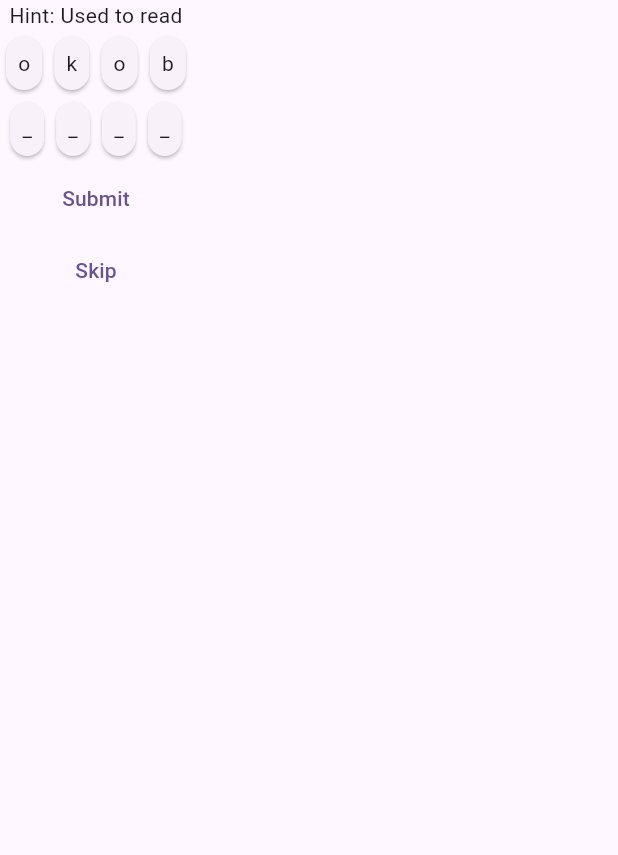
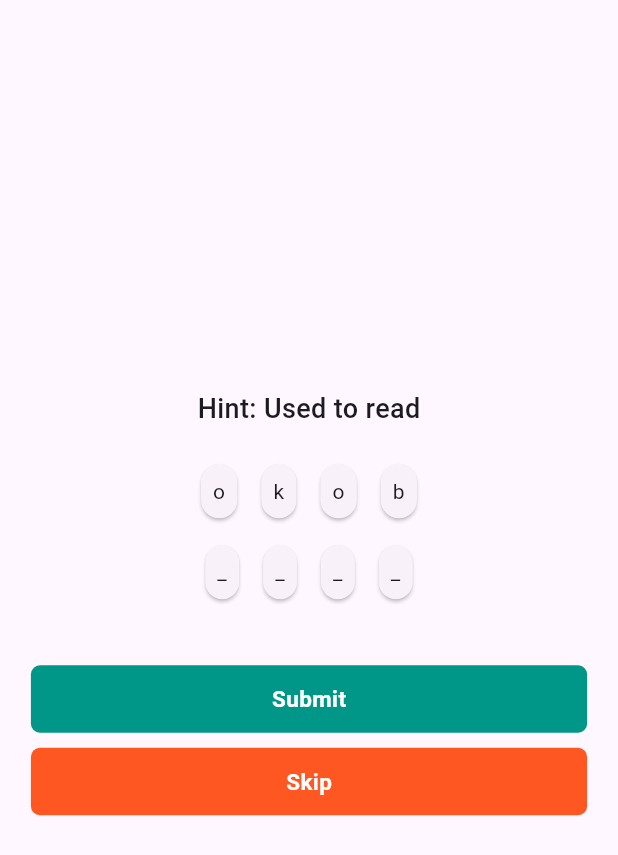
Before and after one commit to zas-nishat/shuffle_game, a Flutter app: the screen it shows after launch, on a phone screen of 412 x 824 dp. Shown: the top 855 px of the screen. Run offline on Flutter 3.47's test engine with Material 3 defaults, Android fonts, the phone set to English and light mode, and no system bars; our stand-ins replace get.

Commit message:
modified ui

```diff
--- a/example/lib/main.dart
+++ b/example/lib/main.dart
@@ -35,11 +35,13 @@ class _ExamplePageState extends State<ExamplePage> {
   @override
   Widget build(BuildContext context) {
     return Scaffold(
-      body: ShuffleGameWidget(
-        questions: [
-          ShuffleQuestion(answer: 'apple', hint: 'A fruit'),
-          ShuffleQuestion(answer: 'book', hint: 'Used to read'),
-        ],
+      body: Center(
+        child: ShuffleGameWidget(
+          questions: [
+            ShuffleQuestion(answer: 'apple is love', hint: 'A fruit'),
+            ShuffleQuestion(answer: 'book', hint: 'Used to read'),
+          ],
+        ),
       ),
     );
   }
--- a/lib/widget/ShuffleGameWidget.dart
+++ b/lib/widget/ShuffleGameWidget.dart
@@ -26,24 +26,49 @@ class ShuffleGameWidget extends StatelessWidget {
       final letterIndices = controller.getShuffledIndices();
       final wordLetters = word.split('');
 
-      return Column(
+      return Padding(
+        padding: const EdgeInsets.all(8.0),
+        child: Column(
+          mainAxisAlignment: MainAxisAlignment.center,
+          crossAxisAlignment: CrossAxisAlignment.center,
           children: [
-          Text("Hint: $hint"),
+            Text(
+              "Hint: $hint",
+              style: TextStyle(
+                fontSize: 18,
+                fontWeight: FontWeight.w500,
+              ),
+            ),
+            SizedBox(height: 20,),
             Wrap(
-            children: letterIndices
+              spacing: 8,
+              runSpacing: 8,
+              alignment: WrapAlignment.center,
+              children:
+                  letterIndices
                       .where((i) => !controller.usedLetterIndices.contains(i))
-                .map((index) => GestureDetector(
-              onTap: () => controller.onLetterTap(wordLetters[index], index),
+                      .map(
+                        (index) => GestureDetector(
+                          onTap:
+                              () => controller.onLetterTap(
+                                wordLetters[index],
+                                index,
+                              ),
                           child: Card(
                             child: Padding(
                               padding: const EdgeInsets.all(8.0),
-                  child: Text(wordLetters[index]),
+                              child: Text(wordLetters[index],textAlign: TextAlign.center,),
                             ),
                           ),
-            ))
+                        ),
+                      )
                       .toList(),
             ),
+            SizedBox(height: 10,),
             Wrap(
+              spacing: 8,
+              runSpacing: 8,
+              alignment: WrapAlignment.center,
               children: List.generate(
                 word.length,
                 (i) => GestureDetector(
@@ -52,6 +77,7 @@ class ShuffleGameWidget extends StatelessWidget {
                     child: Padding(
                       padding: const EdgeInsets.all(8.0),
                       child: Text(
+                        textAlign: TextAlign.center,
                         i < controller.userAnswer.value.length
                             ? controller.userAnswer.value[i]
                             : '_',
@@ -60,17 +86,47 @@ class ShuffleGameWidget extends StatelessWidget {
                   ),
                 ),
               ),
+            ),SizedBox(height: 40,),
+            GestureDetector(
+              onTap: controller.onSubmit,
+              child: Container(
+                decoration: BoxDecoration(
+                  borderRadius: BorderRadius.circular(6),
+                  color: Colors.teal
                 ),
-          TextButton(
-            onPressed: controller.onSubmit,
-            child: const Text("Submit"),
+                width: Get.width * 0.9,
+                child: Center(child: Padding(
+                  padding: const EdgeInsets.symmetric(horizontal: 8.0,vertical: 12),
+                  child: const Text("Submit",style: TextStyle(
+                    fontWeight: FontWeight.bold,
+                    color: Colors.white,
+                    fontSize: 15
+                  ),),
+                )),
               ),
-          TextButton(
-            onPressed: controller.onSkip,
-            child: const Text("Skip"),
+            ),
+            SizedBox(height: 10,),
+            GestureDetector(
+              onTap: controller.onSkip,
+              child: Container(
+                decoration: BoxDecoration(
+                    borderRadius: BorderRadius.circular(6),
+                    color: Colors.deepOrange
+                ),
+                width: Get.width * 0.9,
+                child: Center(child: Padding(
+                  padding: const EdgeInsets.symmetric(horizontal: 8.0,vertical: 12),
+                  child: const Text("Skip",style: TextStyle(
+                      fontWeight: FontWeight.bold,
+                      color: Colors.white,
+                      fontSize: 15
+                  ),),
+                )),
+              ),
             ),
             Obx(() => Text(controller.resultMessage.value)),
           ],
+        ),
       );
     });
   }
```
Lines whose indentation alone changed are shown as unchanged.
